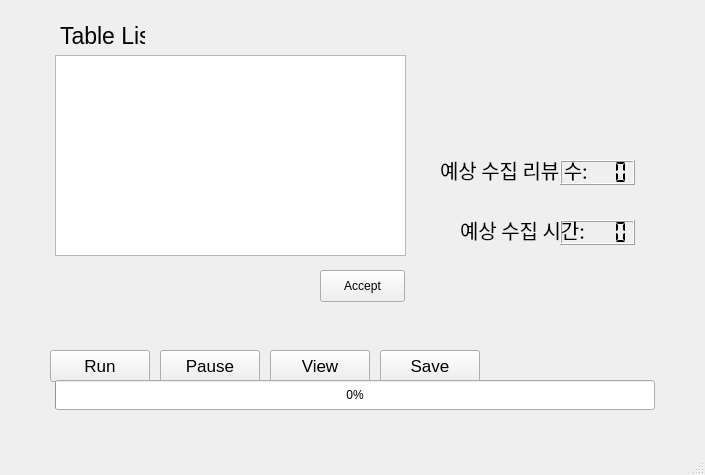
The window that src/gui/form/crawlingNvRevWindow.ui (yeonseo-Jung/beauty_kr) describes before a commit, drawn with Qt 5.
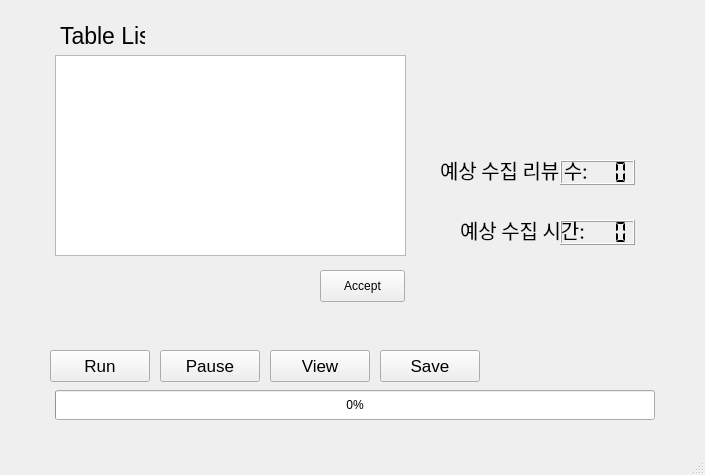
The same window after the commit.

The edit to the form file:
```diff
--- a/src/gui/form/crawlingNvRevWindow.ui
+++ b/src/gui/form/crawlingNvRevWindow.ui
@@ -164,7 +164,7 @@
     <property name="geometry">
      <rect>
       <x>55</x>
-      <y>380</y>
+      <y>390</y>
       <width>600</width>
       <height>30</height>
      </rect>
```
